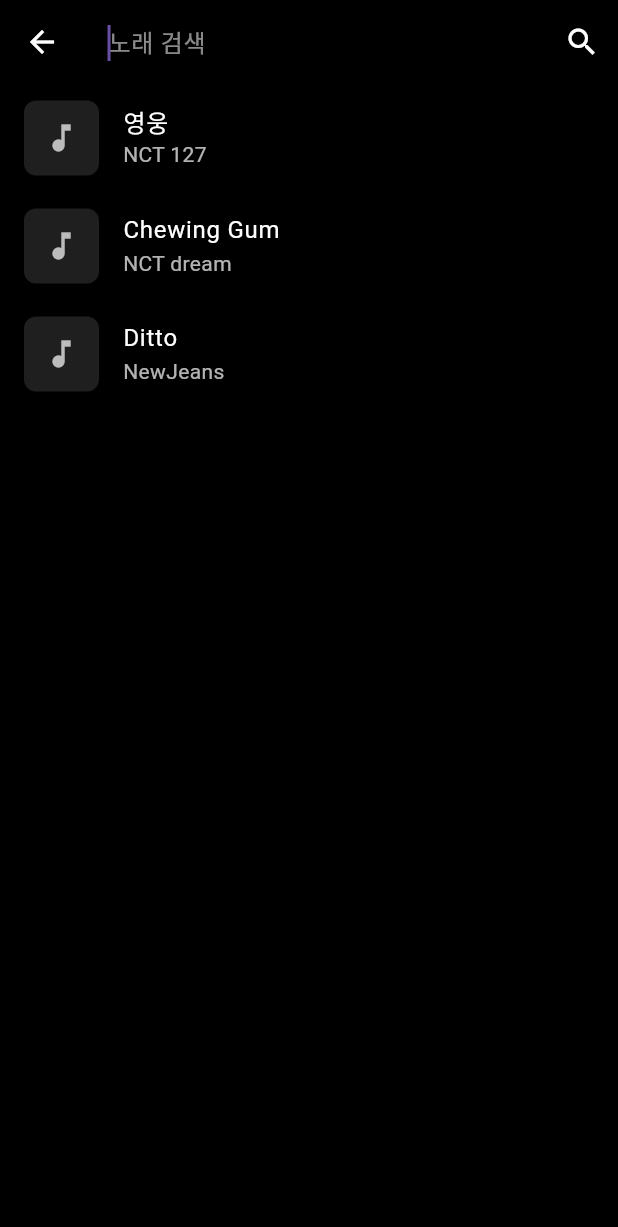
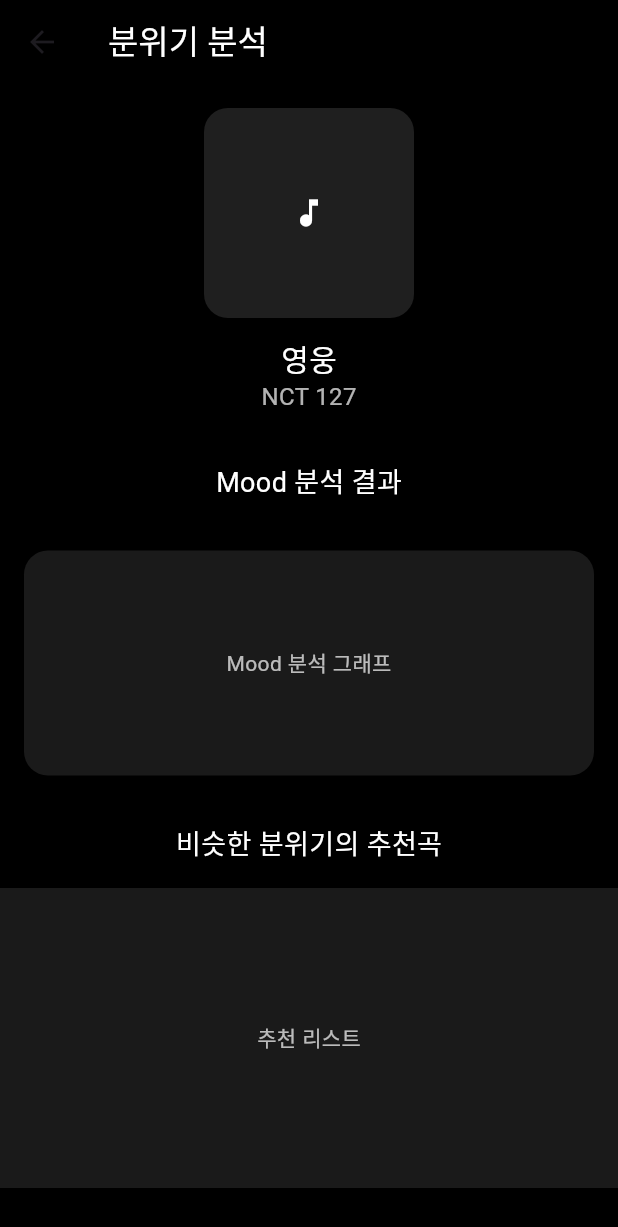
Before and after one commit to jhw030306/wym, a Flutter app: the SearchPage screen opened directly, after a tap on the "search" icon, after a tap on "영웅", on a phone screen of 412 x 824 dp. Shown: the top 1227 px of the screen. Run offline on Flutter 3.47's test engine with Material 3 defaults, Android fonts, the light colour scheme and no system bars.

Commit message:
feat(result) : 결과 페이지 UI 제작

```diff
--- a/lib/features/result/result_page.dart
+++ b/lib/features/result/result_page.dart
@@ -0,0 +1,101 @@
+import 'package:flutter/material.dart';
+
+class ResultPage extends StatelessWidget {
+  final String title;
+  final String artist;
+  final String image;
+
+  const ResultPage({
+    super.key,
+    required this.title,
+    required this.artist,
+    required this.image,
+  });
+
+  @override
+  Widget build(BuildContext context) {
+    return Scaffold(
+      backgroundColor: Colors.black,
+      appBar: AppBar(
+        backgroundColor: Colors.black,
+        title: const Text("분위기 분석", style: TextStyle(color: Colors.white)),
+      ),
+      body: SingleChildScrollView(
+        child: Column(
+          children: [
+            // 선택한 노래 표시
+            Padding(
+              padding: const EdgeInsets.all(16),
+              child: Column(
+                children: [
+                  Container(
+                    height: 140,
+                    width: 140,
+                    decoration: BoxDecoration(
+                      borderRadius: BorderRadius.circular(16),
+                      color: Colors.white12,
+                    ),
+                    child: image.isEmpty
+                        ? const Icon(Icons.music_note, color: Colors.white)
+                        : Image.network(image, fit: BoxFit.cover),
+                  ),
+                  const SizedBox(height: 12),
+                  Text(
+                    title,
+                    style: const TextStyle(color: Colors.white, fontSize: 20),
+                  ),
+                  Text(
+                    artist,
+                    style: const TextStyle(color: Colors.white70, fontSize: 16),
+                  ),
+                ],
+              ),
+            ),
+
+            // Mood 분석 결과 (placeholder)
+            const Padding(
+              padding: EdgeInsets.all(16),
+              child: Text(
+                "Mood 분석 결과",
+                style: TextStyle(color: Colors.white, fontSize: 18),
+              ),
+            ),
+
+            Container(
+              height: 150,
+              margin: const EdgeInsets.all(16),
+              decoration: BoxDecoration(
+                color: Colors.white10,
+                borderRadius: BorderRadius.circular(16),
+              ),
+              alignment: Alignment.center,
+              child: const Text(
+                "Mood 분석 그래프",
+                style: TextStyle(color: Colors.white70),
+              ),
+            ),
+
+            // 추천 결과 자리
+            const Padding(
+              padding: EdgeInsets.all(16),
+              child: Text(
+                "비슷한 분위기의 추천곡",
+                style: TextStyle(color: Colors.white, fontSize: 18),
+              ),
+            ),
+
+            Container(
+              height: 200,
+              color: Colors.white10,
+              alignment: Alignment.center,
+              child: const Text(
+                "추천 리스트",
+                style: TextStyle(color: Colors.white70),
+              ),
+            ),
+          ],
+        ),
+      ),
+    );
+  }
+}
--- a/lib/features/search/search_page.dart
+++ b/lib/features/search/search_page.dart
@@ -1,4 +1,5 @@
 import 'package:flutter/material.dart';
+import '../result/result_page.dart';
 
 class SearchPage extends StatefulWidget {
   const SearchPage({super.key});
@@ -87,7 +88,18 @@
             item["artist"]!,
             style: const TextStyle(color: Colors.white70),
           ),
-          onTap: () {},
+          onTap: () {
+            Navigator.push(
+              context,
+              MaterialPageRoute(
+                builder: (_) => ResultPage(
+                  title: item["title"]!,
+                  artist: item["artist"]!,
+                  image: item["image"]!,
+                ),
+              ),
+            );
+          },
         );
       },
     );
```
